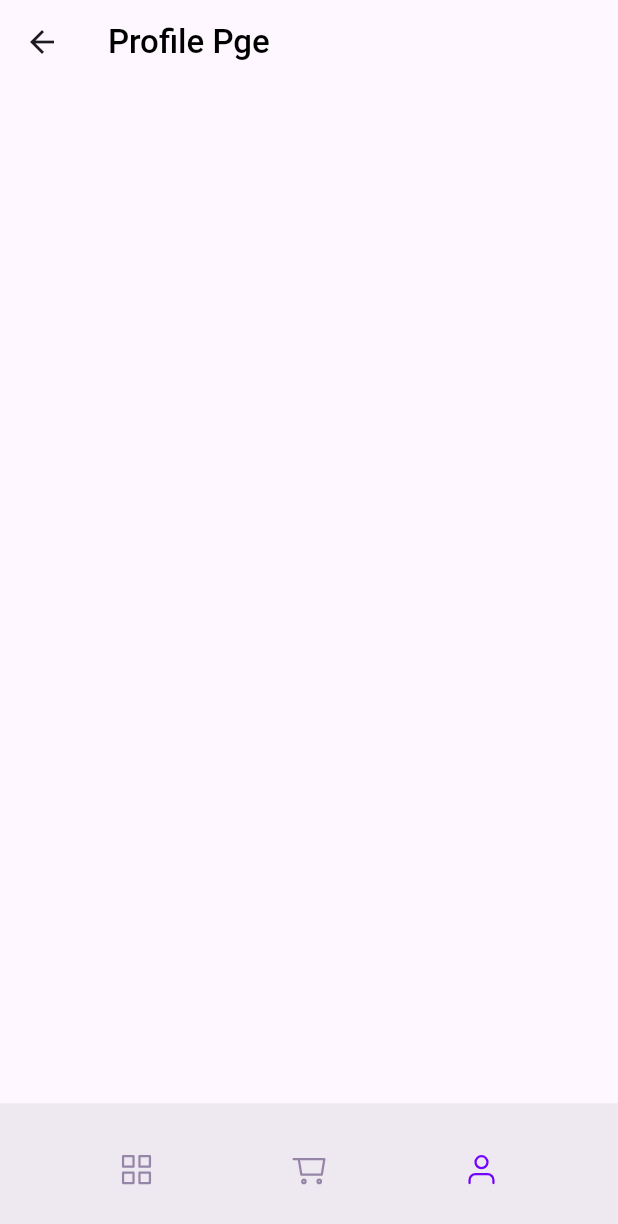
After one commit to SharifboyMuminov/food_app, a Flutter app: the TabBox screen opened directly, item 3 of the bottom bar chosen, on a phone screen of 412 x 824 dp. The commit adds this screen. Shown: the top 1224 px of the screen. Run offline on Flutter 3.47's test engine with Material 3 defaults, Android fonts, the phone set to English and light mode, and no system bars; our stand-ins replace flutter_screenutil, flutter_svg.

Commit message:
end tab box

```diff
--- a/lib/main.dart
+++ b/lib/main.dart
@@ -25,7 +25,7 @@ class MyApp extends StatelessWidget {
         ScreenUtil.init(context);
         return MaterialApp(
           debugShowCheckedModeBanner: false,
-          theme: ThemeData(useMaterial3: false),
+          theme: ThemeData(useMaterial3: true),
           home: child,
         );
       },
--- a/lib/screens/splash/splash_screen.dart
+++ b/lib/screens/splash/splash_screen.dart
@@ -1,6 +1,7 @@
 import 'package:flutter/material.dart';
 import 'package:flutter_screenutil/flutter_screenutil.dart';
 import 'package:flutter_svg/flutter_svg.dart';
+import 'package:food_app/screens/tab_box/tab_box.dart';
 import 'package:food_app/screens/widget/global_button.dart';
 import 'package:food_app/utils/app_colors.dart';
 import 'package:food_app/utils/app_size.dart';
@@ -85,7 +86,16 @@ class _SplashScreenState extends State<SplashScreen> {
                       ),
                       45.getH(),
                       GlobalMyButton(
-                        onTab: () {},
+                        onTab: () {
+                          Navigator.pushReplacement(
+                            context,
+                            MaterialPageRoute(
+                              builder: (context) {
+                                return const TabBox();
+                              },
+                            ),
+                          );
+                        },
                         title: "order now".toUpperCase(),
                       ),
                       32.getH(),
--- /dev/null
+++ b/lib/screens/tab_box/profile/profile_screen.dart
@@ -0,0 +1,18 @@
+import 'package:flutter/material.dart';
+import 'package:food_app/utils/app_text_style.dart';
+
+class ProfileScreen extends StatelessWidget {
+  const ProfileScreen({super.key});
+
+  @override
+  Widget build(BuildContext context) {
+    return Scaffold(
+      appBar: AppBar(
+        title: Text(
+          "Profile Pge",
+          style: AppTextStyle.seoulNamsanMedium,
+        ),
+      ),
+    );
+  }
+}
--- /dev/null
+++ b/lib/screens/tab_box/tab_box.dart
@@ -0,0 +1,94 @@
+import 'package:flutter/cupertino.dart';
+import 'package:flutter/material.dart';
+import 'package:flutter_svg/flutter_svg.dart';
+import 'package:food_app/screens/tab_box/categories/categories_screen.dart';
+import 'package:food_app/screens/tab_box/checkout/checkout_screen.dart';
+import 'package:food_app/screens/tab_box/profile/profile_screen.dart';
+import 'package:food_app/utils/app_colors.dart';
+import 'package:food_app/utils/app_size.dart';
+
+class TabBox extends StatefulWidget {
+  const TabBox({super.key});
+
+  @override
+  State<TabBox> createState() => _TabBoxState();
+}
+
+class _TabBoxState extends State<TabBox> {
+  final List<Widget> _screens = const [
+    CategoriesScreen(),
+    CheckoutScreen(),
+    ProfileScreen(),
+  ];
+
+  int _activePage = 0;
+
+  @override
+  Widget build(BuildContext context) {
+    return Scaffold(
+      body: IndexedStack(
+        index: _activePage,
+        children: _screens,
+      ),
+      bottomNavigationBar: DecoratedBox(
+        decoration: BoxDecoration(color: CupertinoColors.tertiarySystemFill),
+        child: Padding(
+          padding: EdgeInsets.symmetric(vertical: 22.he),
+          child: Row(
+            mainAxisAlignment: MainAxisAlignment.spaceEvenly,
+            children: [
+              IconButton(
+                onPressed: () {
+                  setState(() {
+                    _activePage = 0;
+                  });
+                },
+                icon: SvgPicture.asset(
+                  "assets/icons/category.svg",
+                  width: 24.we,
+                  height: 24.we,
+                  colorFilter: ColorFilter.mode(
+                    _activePage == 0 ? AppColors.c7203FF : AppColors.c9586A8,
+                    BlendMode.srcIn,
+                  ),
+                ),
+              ),
+              IconButton(
+                onPressed: () {
+                  setState(() {
+                    _activePage = 1;
+                  });
+                },
+                icon: SvgPicture.asset(
+                  "assets/icons/basket.svg",
+                  width: 24.we,
+                  height: 24.we,
+                  colorFilter: ColorFilter.mode(
+                    _activePage == 1 ? AppColors.c7203FF : AppColors.c9586A8,
+                    BlendMode.srcIn,
+                  ),
+                ),
+              ),
+              IconButton(
+                onPressed: () {
+                  setState(() {
+                    _activePage = 2;
+                  });
+                },
+                icon: SvgPicture.asset(
+                  "assets/icons/profile.svg",
+                  width: 24.we,
+                  height: 24.we,
+                  colorFilter: ColorFilter.mode(
+                    _activePage == 2 ? AppColors.c7203FF : AppColors.c9586A8,
+                    BlendMode.srcIn,
+                  ),
+                ),
+              ),
+            ],
+          ),
+        ),
+      ),
+    );
+  }
+}
--- a/lib/utils/app_colors.dart
+++ b/lib/utils/app_colors.dart
@@ -11,5 +11,6 @@ class AppColors {
   static const Color c2D0C57 = Color(0xFF2D0C57);
   static const Color c9586A8 = Color(0xFF9586A8);
   static const Color c0BCE83 = Color(0xFF0BCE83);
+  static const Color c7203FF= Color(0xFF7203FF);
 
 }
```
Also changed, not shown: assets/icons/basket.svg (added), assets/icons/category.svg (added), assets/icons/profile.svg (added), lib/screens/tab_box/categories/categories_screen.dart (renamed from lib/screens/categories/categories_screen.dart), lib/screens/tab_box/checkout/checkout_screen.dart (renamed from lib/screens/checkout/checkout_screen.dart), lib/screens/tab_box/details/details_screen.dart (renamed from lib/screens/details/details_screen.dart), lib/screens/tab_box/payment/payment_screen.dart (renamed from lib/screens/payment/payment_screen.dart), lib/screens/tab_box/sub_categories/sab_categories_screen.dart (renamed from lib/screens/sub_categories/sab_categories_screen.dart).
